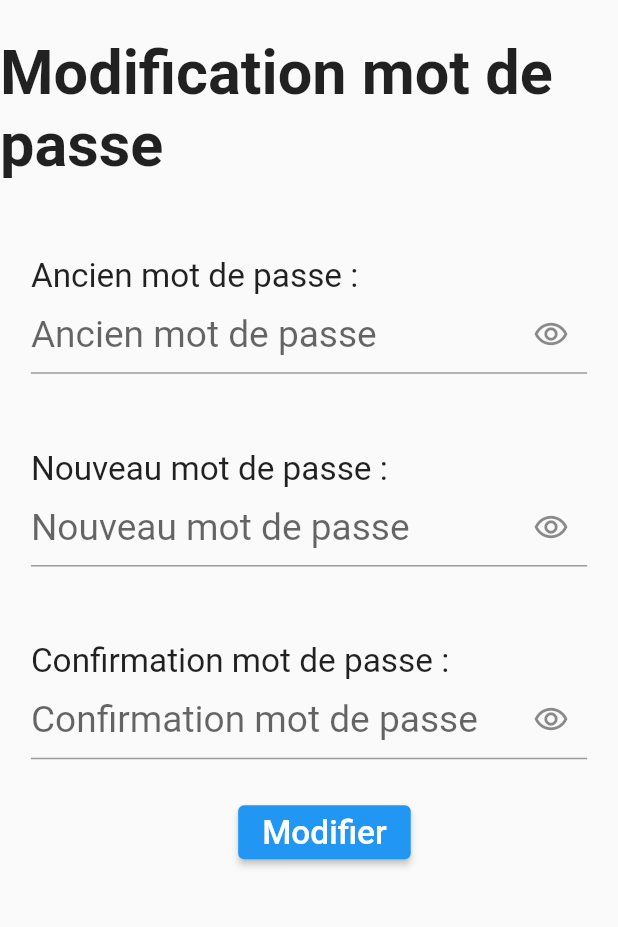
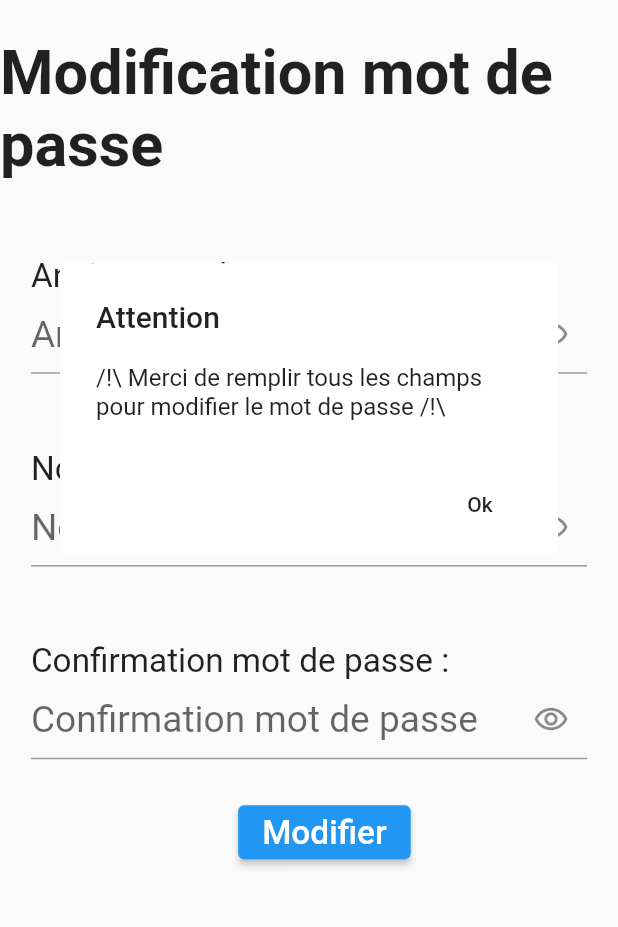
Before and after one commit to MickaLillois/PAI, a Flutter app: the EditMdp screen opened by its route, after a tap on "Modifier", on a phone screen of 412 x 824 dp, the part 210-1137 px from its top. Run offline on Flutter 3.47's test engine with Material 2 defaults, Android fonts, the phone set to English and light mode, and no system bars; our stand-ins replace socket_io_client.

Commit message:
Update : modif password finish

```diff
--- a/clientFlutter/flutter_quizinmobile/lib/editMdp.dart
+++ b/clientFlutter/flutter_quizinmobile/lib/editMdp.dart
@@ -1,5 +1,8 @@
 import 'package:flutter/cupertino.dart';
 import 'package:flutter/material.dart';
+import 'package:http/http.dart';
+
+String mail = 'ruru4.matt@gmail.com';
 
 class EditMdp extends StatefulWidget {
   EditMdp({Key key}) : super(key: key);
@@ -9,6 +12,29 @@ class EditMdp extends StatefulWidget {
 }
 
 class EditMdpState extends State<EditMdp> {
+
+  Future<String> updateMdp(String newMdp, String ancienMdp) async {
+    Uri url = Uri.https('quizinmobile.alwaysdata.net', 'Utilisateurs/updateMdpUser.php');
+    Map<String, String> headers = {
+      'Content-Type': 'application/x-www-form-urlencoded; charset=UTF-8'
+    };
+    Response response = await post(
+        url,
+        headers: headers,
+        body: {
+          'newMdp': newMdp,
+          'ancienMdp': ancienMdp,
+          'mail': mail
+        }
+    );
+    if (response.statusCode == 200) {
+      return response.body;
+    } else {
+      throw Exception('Failed to update user.' + response.statusCode.toString());
+    }
+  }
+
+
   final myControllerLast= TextEditingController();
   final myControllerNew = TextEditingController();
   final myControllerConfirm = TextEditingController();
@@ -184,12 +210,6 @@ class EditMdpState extends State<EditMdp> {
                                   onSaved: (val) => _newPass = val,
                                   obscureText: _obscureText3,
                                   controller: myControllerConfirm,
-                                  onChanged: (text) {
-                                    if(text != myControllerNew.text)
-                                      {
-                                        print("First text field: $text");
-                                      }
-                                  },
                                 ),
                               ),
                             ],
@@ -198,9 +218,27 @@ class EditMdpState extends State<EditMdp> {
                         Container(
                             alignment: Alignment.topCenter,
                             child: ElevatedButton(
-                                onPressed: () {
-                                  if(myControllerNew.text != myControllerConfirm.text) {
-
+                                onPressed: () async {
+                                  if(myControllerNew.text == "" || myControllerConfirm.text == "" || myControllerLast.text == ""){
+                                    showError(context, "/!\\ Merci de remplir tous les champs pour modifier le mot de passe /!\\");
+                                  }
+                                  else{
+                                    if(myControllerNew.text != myControllerConfirm.text) {
+                                      showError(context, "/!\\ Confirmation de mot de passe différente du nouveau mot de passe /!\\");
+                                    }
+                                    else{
+                                      final String res = await updateMdp(myControllerNew.text, myControllerLast.text);
+                                      print(res);
+                                      if(res == "-2"){
+                                        showError(context, "/!\\ Nouveau mot de passe identique à l'ancien /!\\");
+                                      }
+                                      else if(res == "-1"){
+                                        showError(context, "/!\\ Ancien mot de passe pas correct /!\\");
+                                      }
+                                      else{
+                                        Navigator.of(context).pop();
+                                      }
+                                    }
                                   }
                                 },
                                 child: Text('Modifier', style: TextStyle(fontSize: fontSizeText),)
@@ -218,4 +256,35 @@ class EditMdpState extends State<EditMdp> {
     );
   }
 
+  showError(BuildContext context, String err) {
+
+    // set up the button
+    Widget okButton = FlatButton(
+      child: Text("Ok"),
+      onPressed: () {
+        Navigator.of(context).pop();
+      },
+    );
+
+    // set up the AlertDialog
+    AlertDialog alert = AlertDialog(
+      elevation: 0,
+      title: Text("Attention"),
+      content: Text(err),
+      actions: [
+        okButton,
+      ],
+    );
+
+    // show the dialog
+    showDialog(
+      barrierColor: Colors.white.withOpacity(0),
+      barrierDismissible: false,
+      context: context,
+      builder: (BuildContext context) {
+        return alert;
+      },
+    );
+  }
+
 }
```
Also changed, not shown: clientFlutter/flutter_quizinmobile/lib/editProfil.dart (+0 -20 lines).
